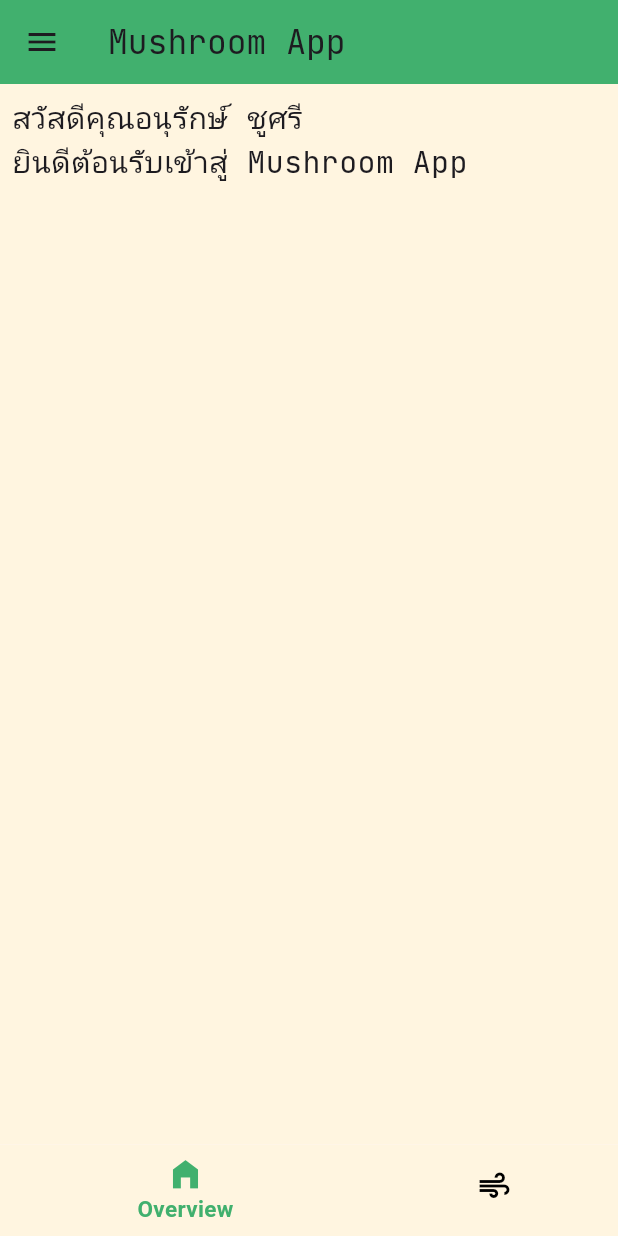
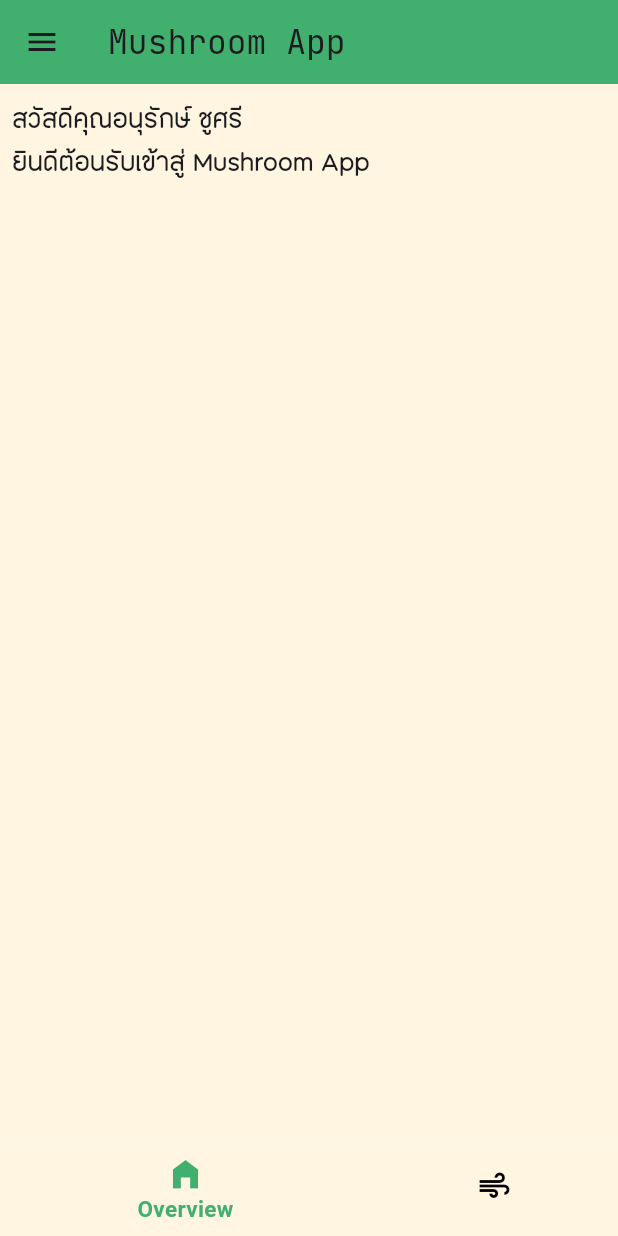
Before and after one commit to oatanurakch/mushroomapp, a Flutter app: the screen it shows after launch, on a phone screen of 412 x 824 dp. Run offline on Flutter 3.47's test engine with Material 3 defaults, Android fonts, the phone set to English and light mode, and no system bars.

Commit message:
overview update

```diff
--- a/lib/pages/overview_page.dart
+++ b/lib/pages/overview_page.dart
@@ -26,16 +26,19 @@ class _OverviewPageState extends State<OverviewPage> {
                   children: [
                     Text(
                       'สวัสดีคุณอนุรักษ์ ชูศรี',
-                      style:
-                          TextStyle(fontFamily: 'JetBrainsMono', fontSize: 20),
+                      style: TextStyle(
+                        fontFamily: 'Maehongson',
+                        fontSize: MediaQuery.of(context).size.width * 0.05,
+                      ),
                     ),
                     Text(
                       'ยินดีต้อนรับเข้าสู่ Mushroom App',
                       style: TextStyle(
-                        fontFamily: 'JetBrainsMono',
-                        fontSize: 20,
+                        fontFamily: 'Maehongson',
+                        fontSize: MediaQuery.of(context).size.width * 0.05,
                       ),
                     ),
+                    Container(),
                   ],
                 ),
               ),
--- a/lib/widgets/bottom_navbar.dart
+++ b/lib/widgets/bottom_navbar.dart
@@ -32,6 +32,7 @@ class _BTNavigationState extends State<BTNavigation> {
       child: Scaffold(
         appBar: AppBar(
           backgroundColor: ColorPalette[2],
+          elevation: 0,
           title: Text(
             'Mushroom App',
             style: TextStyle(
```
Also changed, not shown: lib/pages/ozone_page.dart (+6 -4 lines).
